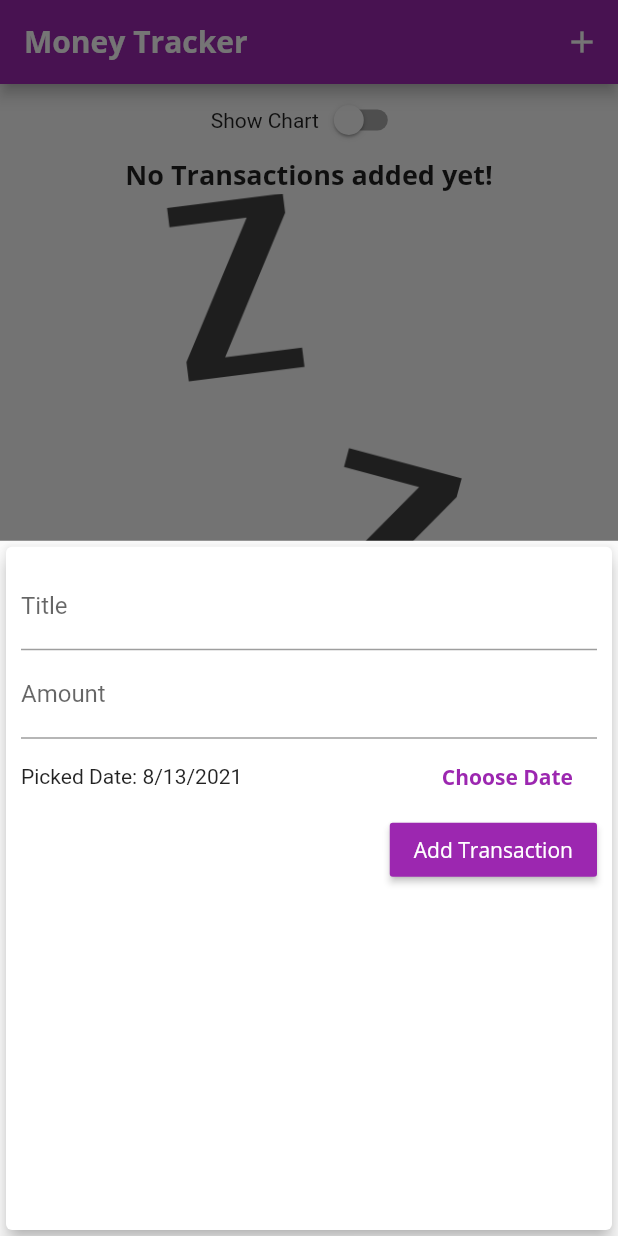
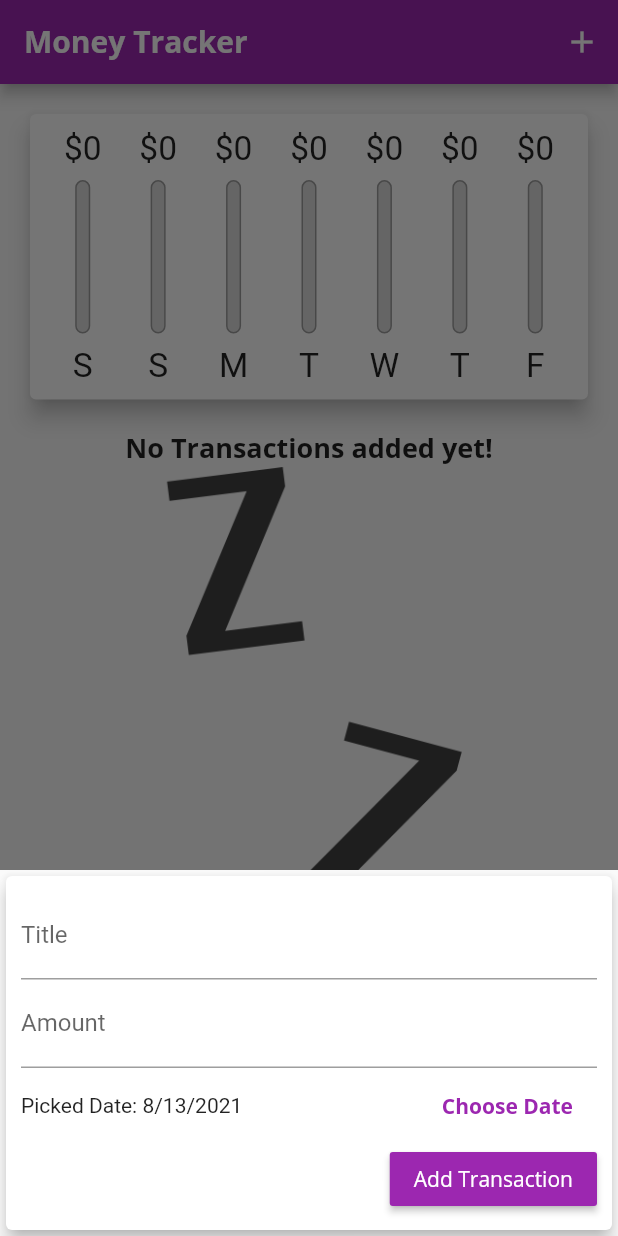
Before and after one commit to yousefokasha61/Money-Tracker-App, a Flutter app: the screen it shows after launch, after a tap on the "add" icon, on a phone screen of 412 x 824 dp. Run offline on Flutter 3.47's test engine with Material 2 defaults, Android fonts, the phone set to English and light mode, and no system bars.

Commit message:
More Responsive Design

```diff
--- a/lib/main.dart
+++ b/lib/main.dart
@@ -1,3 +1,5 @@
+import 'dart:convert';
+
 import 'package:flutter/material.dart';
 import 'package:flutter/services.dart';
 import './widgets/new_transaction.dart';
@@ -119,6 +121,8 @@ class _MyHomePageState extends State<MyHomePage> {
 
   @override
   Widget build(BuildContext context) {
+    final mediaQuery = MediaQuery.of(context);
+    final isLandscape = mediaQuery.orientation == Orientation.landscape;
     final appBar = AppBar(
       title: Text('Money Tracker'),
       actions: <Widget>[
@@ -128,6 +132,15 @@ class _MyHomePageState extends State<MyHomePage> {
         ),
       ],
     );
+
+    final txListWidget = Container(
+      height: (mediaQuery.size.height -
+              appBar.preferredSize.height -
+              mediaQuery.padding.top) *
+          1,
+      child: TransactionList(_userTransactions, _deleteTransaction),
+    );
+
     return Scaffold(
       appBar: appBar,
       body: SingleChildScrollView(
@@ -135,6 +148,7 @@ class _MyHomePageState extends State<MyHomePage> {
           //mainAxisAlignment: MainAxisAlignment.spaceAround,
           crossAxisAlignment: CrossAxisAlignment.center,
           children: <Widget>[
+            if (isLandscape)
               Row(
                 children: [
                   Text('Show Chart'),
@@ -148,6 +162,16 @@ class _MyHomePageState extends State<MyHomePage> {
                 ],
                 mainAxisAlignment: MainAxisAlignment.center,
               ),
+            if (!isLandscape)
+              Container(
+                height: (MediaQuery.of(context).size.height -
+                        appBar.preferredSize.height -
+                        MediaQuery.of(context).padding.top) *
+                    0.3,
+                child: Chart(_recentTransactions),
+              ),
+            if (!isLandscape) txListWidget,
+            if (isLandscape)
               _showChart
                   ? Container(
                       height: (MediaQuery.of(context).size.height -
@@ -156,14 +180,7 @@ class _MyHomePageState extends State<MyHomePage> {
                           0.7,
                       child: Chart(_recentTransactions),
                     )
-                : Container(
-                    height: (MediaQuery.of(context).size.height -
-                            appBar.preferredSize.height -
-                            MediaQuery.of(context).padding.top) *
-                        1,
-                    child:
-                        TransactionList(_userTransactions, _deleteTransaction),
-                  ),
+                  : txListWidget
           ],
         ),
       ),
--- a/lib/widgets/new_transaction.dart
+++ b/lib/widgets/new_transaction.dart
@@ -49,10 +49,16 @@ class _NewTransactionState extends State<NewTransaction> {
 
   @override
   Widget build(BuildContext context) {
-    return Card(
+    return SingleChildScrollView(
+      child: Card(
         elevation: 5,
         child: Container(
-        padding: EdgeInsets.all(10),
+          padding: EdgeInsets.only(
+            top: 10,
+            left: 10,
+            right: 10,
+            bottom: MediaQuery.of(context).viewInsets.bottom + 10,
+          ),
           child: Column(
             crossAxisAlignment: CrossAxisAlignment.end,
             children: <Widget>[
@@ -104,6 +110,7 @@ class _NewTransactionState extends State<NewTransaction> {
             ],
           ),
         ),
+      ),
     );
   }
 }
--- a/lib/widgets/transaction_list.dart
+++ b/lib/widgets/transaction_list.dart
@@ -54,11 +54,18 @@ class TransactionList extends StatelessWidget {
                   subtitle: Text(
                     DateFormat.yMMMd().format(transactions[index].date),
                   ),
-                  trailing: IconButton(
-                    icon: Icon(Icons.delete),
-                    color: Theme.of(context).errorColor,
-                    onPressed: () => deleteTx(transactions[index].id),
-                  ),
+                  trailing: MediaQuery.of(context).size.width > 360
+                      ? FlatButton.icon(
+                          onPressed: () => deleteTx(transactions[index].id),
+                          icon: Icon(Icons.delete),
+                          textColor: Theme.of(context).errorColor,
+                          label: Text('Delete'),
+                        )
+                      : IconButton(
+                          icon: Icon(Icons.delete),
+                          color: Theme.of(context).errorColor,
+                          onPressed: () => deleteTx(transactions[index].id),
+                        ),
                 ),
               );
             },
```
Lines whose indentation alone changed are shown as unchanged.
